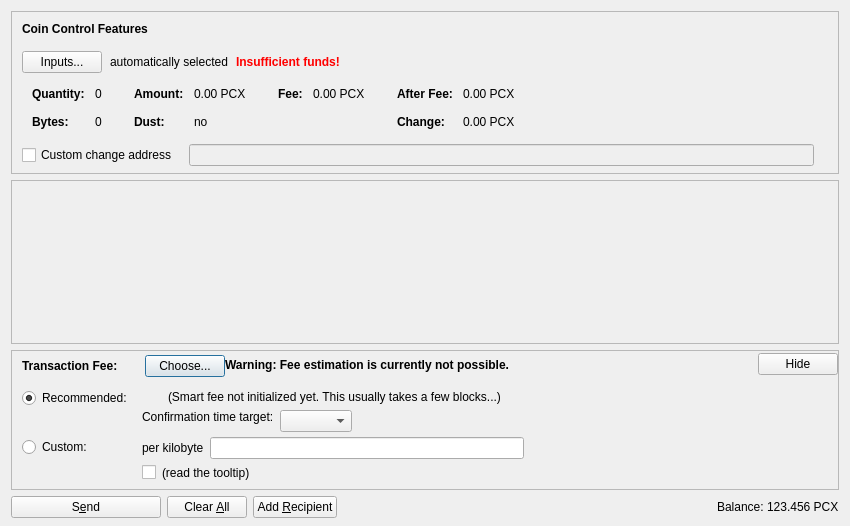
This is src/qt/forms/sendcoinsdialog.ui in zachchan105/PricecoinX as Qt 5 draws it before an edit. The edited form follows.
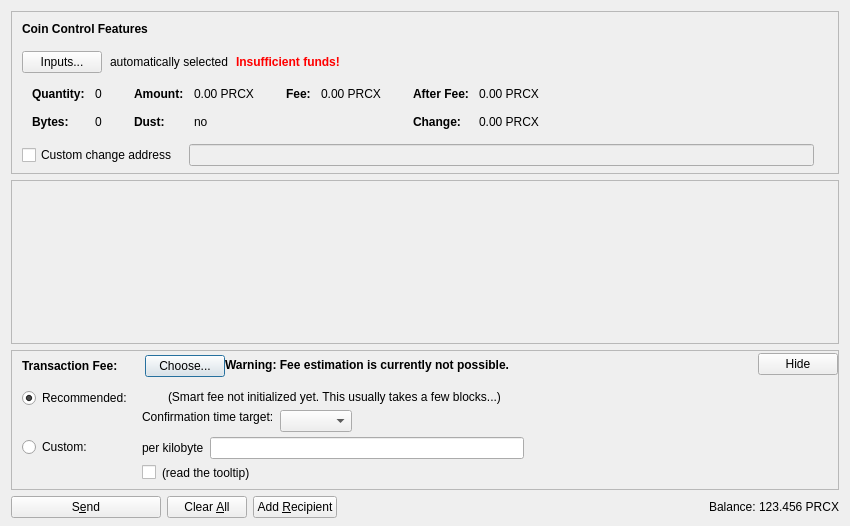
This is the edited form. Icons and pictures are not drawn. Custom widgets are drawn as their Qt base class.

Commit message: PCX to PRCX

```diff
--- a/src/qt/forms/sendcoinsdialog.ui
+++ b/src/qt/forms/sendcoinsdialog.ui
@@ -324,7 +324,7 @@
                   <enum>Qt::ActionsContextMenu</enum>
                  </property>
                  <property name="text">
-                  <string notr="true">0.00 PCX</string>
+                  <string notr="true">0.00 PRCX</string>
                  </property>
                  <property name="textInteractionFlags">
                   <set>Qt::LinksAccessibleByMouse|Qt::TextSelectableByKeyboard|Qt::TextSelectableByMouse</set>
@@ -404,7 +404,7 @@
                   <enum>Qt::ActionsContextMenu</enum>
                  </property>
                  <property name="text">
-                  <string notr="true">0.00 PCX</string>
+                  <string notr="true">0.00 PRCX</string>
                  </property>
                  <property name="textInteractionFlags">
                   <set>Qt::LinksAccessibleByMouse|Qt::TextSelectableByKeyboard|Qt::TextSelectableByMouse</set>
@@ -455,7 +455,7 @@
                   <enum>Qt::ActionsContextMenu</enum>
                  </property>
                  <property name="text">
-                  <string notr="true">0.00 PCX</string>
+                  <string notr="true">0.00 PRCX</string>
                  </property>
                  <property name="textInteractionFlags">
                   <set>Qt::LinksAccessibleByMouse|Qt::TextSelectableByKeyboard|Qt::TextSelectableByMouse</set>
@@ -484,7 +484,7 @@
                   <enum>Qt::ActionsContextMenu</enum>
                  </property>
                  <property name="text">
-                  <string notr="true">0.00 PCX</string>
+                  <string notr="true">0.00 PRCX</string>
                  </property>
                  <property name="textInteractionFlags">
                   <set>Qt::LinksAccessibleByMouse|Qt::TextSelectableByKeyboard|Qt::TextSelectableByMouse</set>
@@ -1239,7 +1239,7 @@
           <cursorShape>IBeamCursor</cursorShape>
          </property>
          <property name="text">
-          <string notr="true">123.456 PCX</string>
+          <string notr="true">123.456 PRCX</string>
          </property>
          <property name="textInteractionFlags">
           <set>Qt::LinksAccessibleByMouse|Qt::TextSelectableByKeyboard|Qt::TextSelectableByMouse</set>
```
The commit also changes 16 other files.
